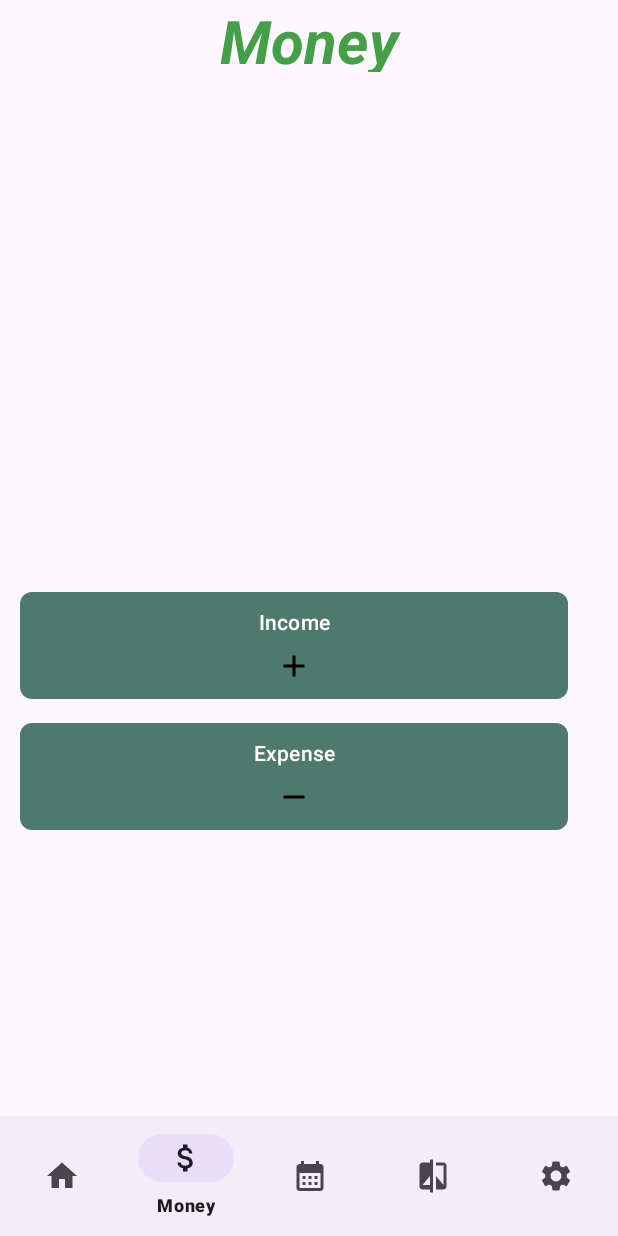
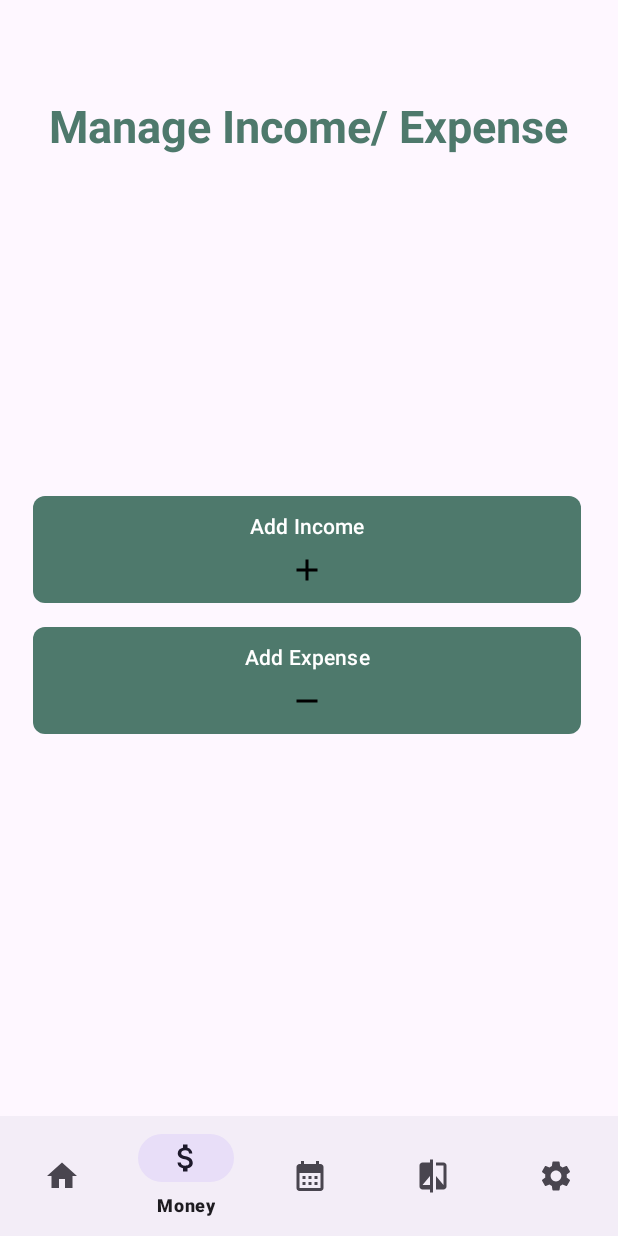
Before and after one commit to SA-Tester/Xpendy, an Android app: the screen it shows after launch (MainActivity), item 2 of the bottom bar chosen, on a phone screen of 412 x 824 dp. Run offline under Robolectric (Android 15) with nearby library versions, the phone set to English and light mode, and no system bars.

Commit message:
formatting fragment money

```diff
--- a/app/src/main/res/layout/fragment_money.xml
+++ b/app/src/main/res/layout/fragment_money.xml
@@ -7,38 +7,35 @@
     android:layout_height="match_parent"
     tools:context=".MoneyFragment">
 
-    <!-- Container for buttons -->
 
     <TextView
         android:id="@+id/textView3"
-        android:layout_width="194dp"
+        android:layout_width="wrap_content"
         android:layout_height="48dp"
+        android:layout_marginTop="60dp"
         android:gravity="center"
-        android:text="Money"
-        android:textColor="#43a047"
-        android:textSize="40sp"
-        android:textStyle="italic|bold"
+        android:text="Manage Income/ Expense"
+        android:textColor="@color/green"
+        android:textSize="30sp"
+        android:textStyle="bold"
         app:layout_constraintEnd_toEndOf="parent"
         app:layout_constraintHorizontal_bias="0.497"
         app:layout_constraintStart_toStartOf="parent"
-        app:layout_constraintTop_toTopOf="parent"
-        app:layout_constraintVertical_bias="0.05" />
-
+        app:layout_constraintTop_toTopOf="parent" />
 
     <LinearLayout
         android:id="@+id/buttonContainer"
         android:layout_width="381dp"
         android:layout_height="175dp"
-        android:layout_marginStart="5dp"
+        android:layout_marginStart="10dp"
         android:layout_marginEnd="5dp"
         android:orientation="vertical"
         app:layout_constraintBottom_toBottomOf="parent"
         app:layout_constraintEnd_toEndOf="parent"
-        app:layout_constraintHorizontal_bias="0.0"
+        app:layout_constraintHorizontal_bias="0.266"
         app:layout_constraintStart_toStartOf="parent"
-        app:layout_constraintTop_toTopOf="parent"
-        app:layout_constraintVertical_bias="0.68">
-
+        app:layout_constraintTop_toBottomOf="@id/textView3"
+        app:layout_constraintVertical_bias="0.466">
 
         <Button
             android:id="@+id/addIncomeButton"
@@ -48,7 +45,7 @@
             android:background="@drawable/rectangle_button_background"
             android:drawableBottom="@drawable/baseline_add_24"
             android:gravity="center"
-            android:text="Income"
+            android:text="Add Income"
             android:visibility="visible"
             tools:visibility="visible" />
 
@@ -59,7 +56,7 @@
             android:layout_margin="8dp"
             android:background="@drawable/rectangle_button_background"
             android:drawableBottom="@drawable/ic_expense"
-            android:text="Expense" />
+            android:text="Add Expense" />
     </LinearLayout>
 
 
```
